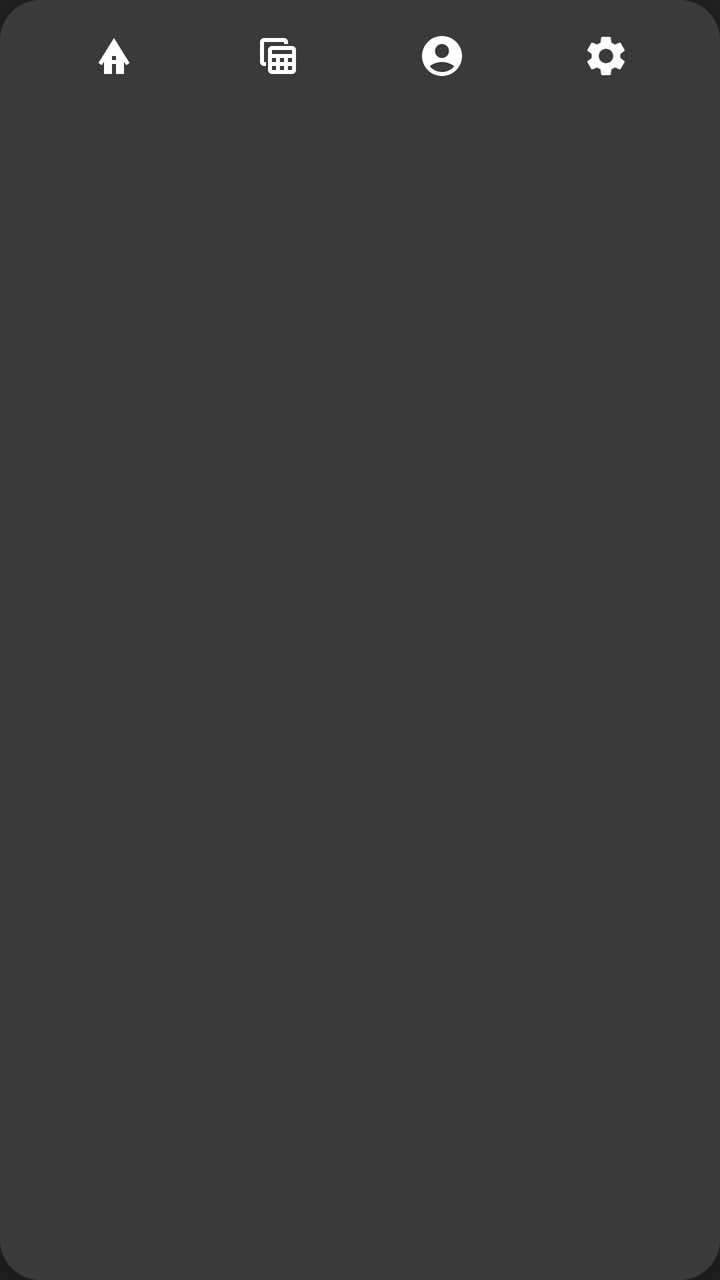
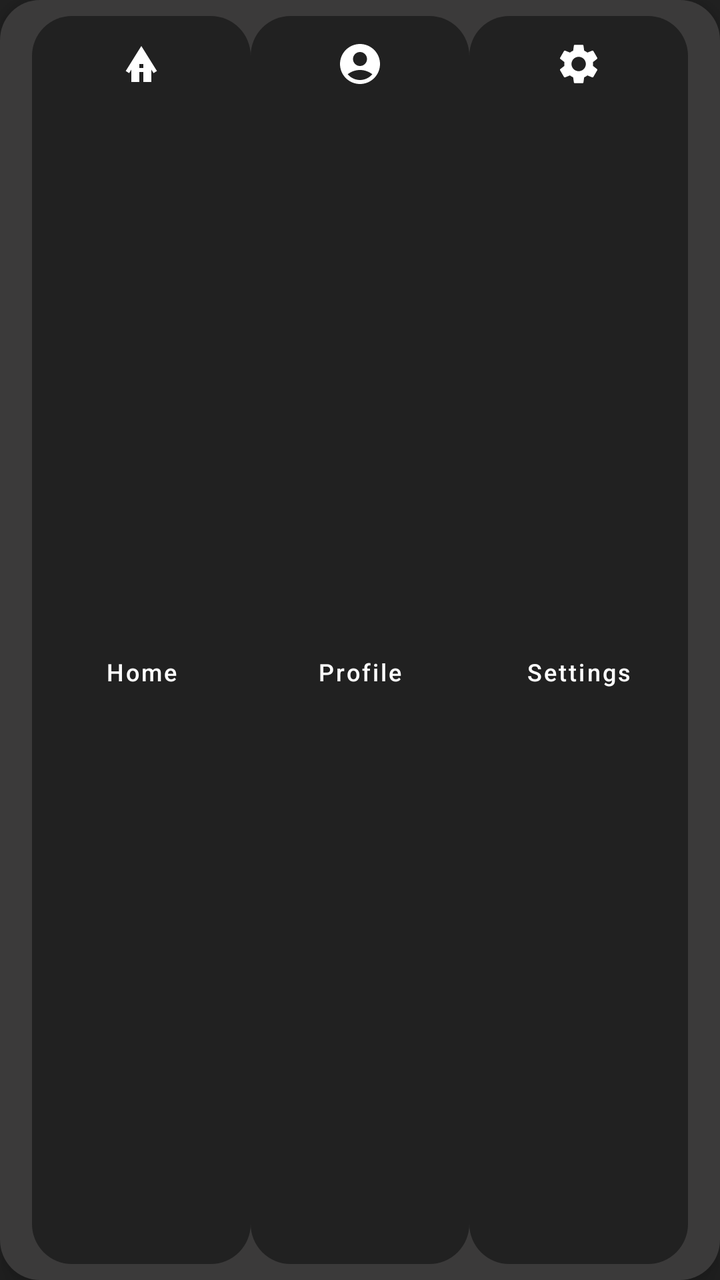

Before-and-after screenshots of an Android layout around one commit, followed by the original layout XML and the change that was made.
<!-- AndroidManifest.xml: application theme Theme.PeriodicPro -->
<!-- res/layout/fragment_navigation.xml -->
<?xml version="1.0" encoding="utf-8"?>
<LinearLayout xmlns:android="http://schemas.android.com/apk/res/android"
    android:layout_width="match_parent"
    android:layout_height="56dp"
    android:background="@drawable/rounded_form_bg"
    android:gravity="center"
    android:orientation="horizontal"
    android:paddingHorizontal="16dp"
    android:paddingVertical="8dp"
    android:elevation="8dp">

    <Button
        android:id="@+id/button_landing"
        android:layout_width="0dp"
        android:layout_height="match_parent"
        android:layout_weight="1"
        android:background="@drawable/rounded_form_bg"
        android:drawableTop="@drawable/ic_home"
        android:padding="8dp"
        android:stateListAnimator="@null" />

    <Button
        android:id="@+id/button_table"
        android:layout_width="0dp"
        android:layout_height="match_parent"
        android:layout_weight="1"
        android:background="@drawable/rounded_form_bg"
        android:drawableTop="@drawable/ic_table"
        android:padding="8dp"
        android:stateListAnimator="@null" />

    <Button
        android:id="@+id/button_profile"
        android:layout_width="0dp"
        android:layout_height="match_parent"
        android:layout_weight="1"
        android:background="@drawable/rounded_form_bg"
        android:drawableTop="@drawable/ic_profile"
        android:padding="8dp"
        android:stateListAnimator="@null" />

    <Button
        android:id="@+id/button_settings"
        android:layout_width="0dp"
        android:layout_height="match_parent"
        android:layout_weight="1"
        android:background="@drawable/rounded_form_bg"
        android:drawableTop="@drawable/ic_settings"
        android:padding="8dp"
        android:stateListAnimator="@null" />
</LinearLayout>
<!-- resources referenced by this layout -->
<resources>
  <!-- drawable ic_home (drawable) -->
  <vector xmlns:android="http://schemas.android.com/apk/res/android" android:height="24dp" android:tint="#FFFFFF" android:viewportHeight="24" android:viewportWidth="24" android:width="24dp">
        
      <path android:fillColor="@android:color/white" android:pathData="M12,3L4.2,15.5l1.7,1.06L7,14.8V21h4v-5h2v5h4v-6.21l1.1,1.77l1.7,-1.06L12,3zM13,14h-2v-2h2V14z"/>
      
  </vector>
  <!-- drawable ic_profile (drawable) -->
  <vector xmlns:android="http://schemas.android.com/apk/res/android" android:height="24dp" android:tint="#FFFFFF" android:viewportHeight="24" android:viewportWidth="24" android:width="24dp">
        
      <path android:fillColor="@android:color/white" android:pathData="M12,2C6.48,2 2,6.48 2,12s4.48,10 10,10s10,-4.48 10,-10S17.52,2 12,2zM12,6c1.93,0 3.5,1.57 3.5,3.5S13.93,13 12,13s-3.5,-1.57 -3.5,-3.5S10.07,6 12,6zM12,20c-2.03,0 -4.43,-0.82 -6.14,-2.88C7.55,15.8 9.68,15 12,15s4.45,0.8 6.14,2.12C16.43,19.18 14.03,20 12,20z"/>
      
  </vector>
  <!-- drawable ic_settings (drawable) -->
  <vector xmlns:android="http://schemas.android.com/apk/res/android" android:height="24dp" android:tint="#FFFFFF" android:viewportHeight="24" android:viewportWidth="24" android:width="24dp">
        
      <path android:fillColor="@android:color/white" android:pathData="M19.14,12.94c0.04,-0.3 0.06,-0.61 0.06,-0.94c0,-0.32 -0.02,-0.64 -0.07,-0.94l2.03,-1.58c0.18,-0.14 0.23,-0.41 0.12,-0.61l-1.92,-3.32c-0.12,-0.22 -0.37,-0.29 -0.59,-0.22l-2.39,0.96c-0.5,-0.38 -1.03,-0.7 -1.62,-0.94L14.4,2.81c-0.04,-0.24 -0.24,-0.41 -0.48,-0.41h-3.84c-0.24,0 -0.43,0.17 -0.47,0.41L9.25,5.35C8.66,5.59 8.12,5.92 7.63,6.29L5.24,5.33c-0.22,-0.08 -0.47,0 -0.59,0.22L2.74,8.87C2.62,9.08 2.66,9.34 2.86,9.48l2.03,1.58C4.84,11.36 4.8,11.69 4.8,12s0.02,0.64 0.07,0.94l-2.03,1.58c-0.18,0.14 -0.23,0.41 -0.12,0.61l1.92,3.32c0.12,0.22 0.37,0.29 0.59,0.22l2.39,-0.96c0.5,0.38 1.03,0.7 1.62,0.94l0.36,2.54c0.05,0.24 0.24,0.41 0.48,0.41h3.84c0.24,0 0.44,-0.17 0.47,-0.41l0.36,-2.54c0.59,-0.24 1.13,-0.56 1.62,-0.94l2.39,0.96c0.22,0.08 0.47,0 0.59,-0.22l1.92,-3.32c0.12,-0.22 0.07,-0.47 -0.12,-0.61L19.14,12.94zM12,15.6c-1.98,0 -3.6,-1.62 -3.6,-3.6s1.62,-3.6 3.6,-3.6s3.6,1.62 3.6,3.6S13.98,15.6 12,15.6z"/>
      
  </vector>
  <!-- drawable ic_table (drawable) -->
  <vector xmlns:android="http://schemas.android.com/apk/res/android" android:height="24dp" android:tint="#FFFFFF" android:viewportHeight="24" android:viewportWidth="24" android:width="24dp">
        
      <path android:fillColor="@android:color/white" android:pathData="M19,7H9C7.9,7 7,7.9 7,9v10c0,1.1 0.9,2 2,2h10c1.1,0 2,-0.9 2,-2V9C21,7.9 20.1,7 19,7zM19,9v2H9V9H19zM13,15v-2h2v2H13zM15,17v2h-2v-2H15zM11,15H9v-2h2V15zM17,13h2v2h-2V13zM9,17h2v2H9V17zM17,19v-2h2v2H17zM6,17H5c-1.1,0 -2,-0.9 -2,-2V5c0,-1.1 0.9,-2 2,-2h10c1.1,0 2,0.9 2,2v1h-2V5H5v10h1V17z"/>
      
  </vector>
  <!-- drawable rounded_form_bg (drawable) -->
  <?xml version="1.0" encoding="utf-8"?>
  <shape xmlns:android="http://schemas.android.com/apk/res/android">
      <solid android:color="#3b3a3a"/> 
      <corners android:radius="20dp"/> 
  </shape>
  <style name="Theme.PeriodicPro" parent="Theme.AppCompat.DayNight.NoActionBar">
          <item name="colorPrimary">#212121</item>
          <item name="colorPrimaryDark">#171717</item>
          <item name="colorAccent">#00796B</item>
          <item name="android:windowBackground">#212121</item>
      </style>
</resources>

<!-- the commit's change to res/layout/fragment_navigation.xml (unified diff, before → after) -->
@@ -1,7 +1,8 @@
 <?xml version="1.0" encoding="utf-8"?>
 <LinearLayout xmlns:android="http://schemas.android.com/apk/res/android"
+    xmlns:app="http://schemas.android.com/apk/res-auto"
     android:layout_width="match_parent"
-    android:layout_height="56dp"
+    android:layout_height="72dp"
     android:background="@drawable/rounded_form_bg"
     android:gravity="center"
     android:orientation="horizontal"
@@ -16,17 +17,12 @@
         android:layout_weight="1"
         android:background="@drawable/rounded_form_bg"
         android:drawableTop="@drawable/ic_home"
-        android:padding="8dp"
-        android:stateListAnimator="@null" />
-
-    <Button
-        android:id="@+id/button_table"
-        android:layout_width="0dp"
-        android:layout_height="match_parent"
-        android:layout_weight="1"
-        android:background="@drawable/rounded_form_bg"
-        android:drawableTop="@drawable/ic_table"
-        android:padding="8dp"
+        android:text="Home"
+        android:textSize="12sp"
+        android:textColor="#FFFFFF"
+        android:textAllCaps="false"
+        android:gravity="center"
+        android:padding="6dp"
         android:stateListAnimator="@null" />
 
     <Button
@@ -36,7 +32,12 @@
         android:layout_weight="1"
         android:background="@drawable/rounded_form_bg"
         android:drawableTop="@drawable/ic_profile"
-        android:padding="8dp"
+        android:text="Profile"
+        android:textSize="12sp"
+        android:textColor="#FFFFFF"
+        android:textAllCaps="false"
+        android:gravity="center"
+        android:padding="6dp"
         android:stateListAnimator="@null" />
 
     <Button
@@ -46,6 +47,11 @@
         android:layout_weight="1"
         android:background="@drawable/rounded_form_bg"
         android:drawableTop="@drawable/ic_settings"
-        android:padding="8dp"
+        android:text="Settings"
+        android:textSize="12sp"
+        android:textColor="#FFFFFF"
+        android:textAllCaps="false"
+        android:gravity="center"
+        android:padding="6dp"
         android:stateListAnimator="@null" />
 </LinearLayout>
<!-- resource entries referenced after the edit -->
@@ -18,23 +18,20 @@
       <path android:fillColor="@android:color/white" android:pathData="M19.14,12.94c0.04,-0.3 0.06,-0.61 0.06,-0.94c0,-0.32 -0.02,-0.64 -0.07,-0.94l2.03,-1.58c0.18,-0.14 0.23,-0.41 0.12,-0.61l-1.92,-3.32c-0.12,-0.22 -0.37,-0.29 -0.59,-0.22l-2.39,0.96c-0.5,-0.38 -1.03,-0.7 -1.62,-0.94L14.4,2.81c-0.04,-0.24 -0.24,-0.41 -0.48,-0.41h-3.84c-0.24,0 -0.43,0.17 -0.47,0.41L9.25,5.35C8.66,5.59 8.12,5.92 7.63,6.29L5.24,5.33c-0.22,-0.08 -0.47,0 -0.59,0.22L2.74,8.87C2.62,9.08 2.66,9.34 2.86,9.48l2.03,1.58C4.84,11.36 4.8,11.69 4.8,12s0.02,0.64 0.07,0.94l-2.03,1.58c-0.18,0.14 -0.23,0.41 -0.12,0.61l1.92,3.32c0.12,0.22 0.37,0.29 0.59,0.22l2.39,-0.96c0.5,0.38 1.03,0.7 1.62,0.94l0.36,2.54c0.05,0.24 0.24,0.41 0.48,0.41h3.84c0.24,0 0.44,-0.17 0.47,-0.41l0.36,-2.54c0.59,-0.24 1.13,-0.56 1.62,-0.94l2.39,0.96c0.22,0.08 0.47,0 0.59,-0.22l1.92,-3.32c0.12,-0.22 0.07,-0.47 -0.12,-0.61L19.14,12.94zM12,15.6c-1.98,0 -3.6,-1.62 -3.6,-3.6s1.62,-3.6 3.6,-3.6s3.6,1.62 3.6,3.6S13.98,15.6 12,15.6z"/>
       
   </vector>
-  <!-- drawable ic_table (drawable) -->
-  <vector xmlns:android="http://schemas.android.com/apk/res/android" android:height="24dp" android:tint="#FFFFFF" android:viewportHeight="24" android:viewportWidth="24" android:width="24dp">
-        
-      <path android:fillColor="@android:color/white" android:pathData="M19,7H9C7.9,7 7,7.9 7,9v10c0,1.1 0.9,2 2,2h10c1.1,0 2,-0.9 2,-2V9C21,7.9 20.1,7 19,7zM19,9v2H9V9H19zM13,15v-2h2v2H13zM15,17v2h-2v-2H15zM11,15H9v-2h2V15zM17,13h2v2h-2V13zM9,17h2v2H9V17zM17,19v-2h2v2H17zM6,17H5c-1.1,0 -2,-0.9 -2,-2V5c0,-1.1 0.9,-2 2,-2h10c1.1,0 2,0.9 2,2v1h-2V5H5v10h1V17z"/>
-      
-  </vector>
   <!-- drawable rounded_form_bg (drawable) -->
   <?xml version="1.0" encoding="utf-8"?>
   <shape xmlns:android="http://schemas.android.com/apk/res/android">
       <solid android:color="#3b3a3a"/> 
       <corners android:radius="20dp"/> 
   </shape>
-  <style name="Theme.PeriodicPro" parent="Theme.AppCompat.DayNight.NoActionBar">
+  <style name="Theme.PeriodicPro" parent="Theme.MaterialComponents.DayNight.NoActionBar">
           <item name="colorPrimary">#212121</item>
           <item name="colorPrimaryDark">#171717</item>
           <item name="colorAccent">#00796B</item>
           <item name="android:windowBackground">#212121</item>
+          <item name="colorSecondary">#1976D2</item>
+          <item name="colorSurface">#1F1F1F</item>
+          <item name="colorOnSurface">#FFFFFF</item>
       </style>
 </resources>
 
